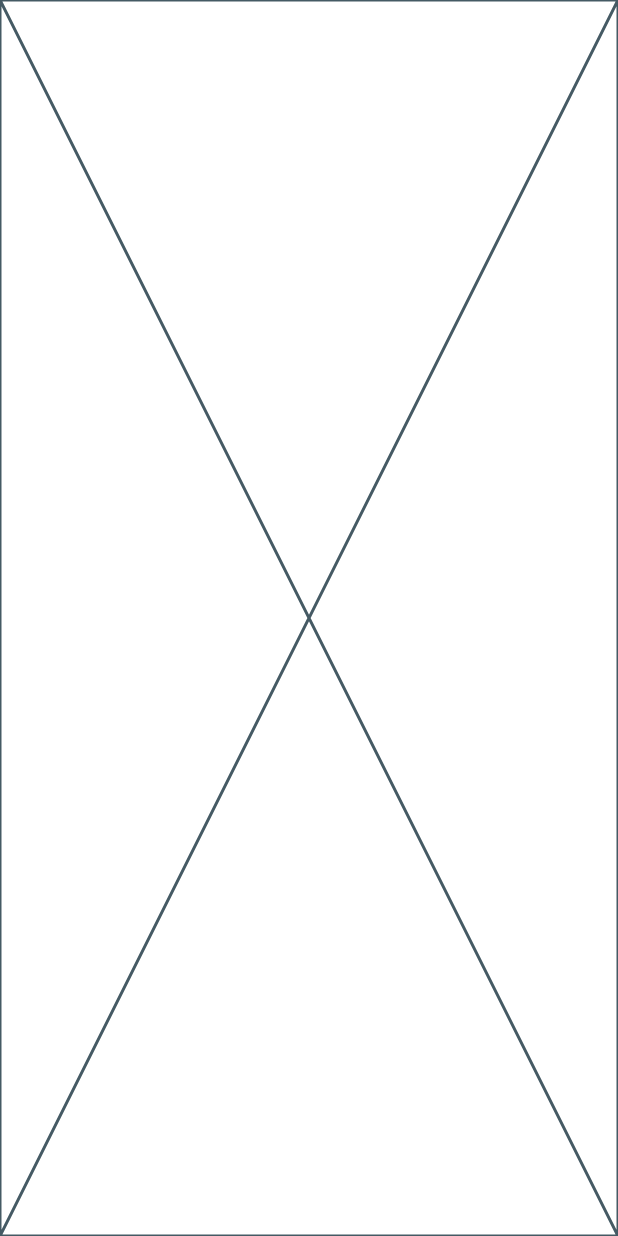
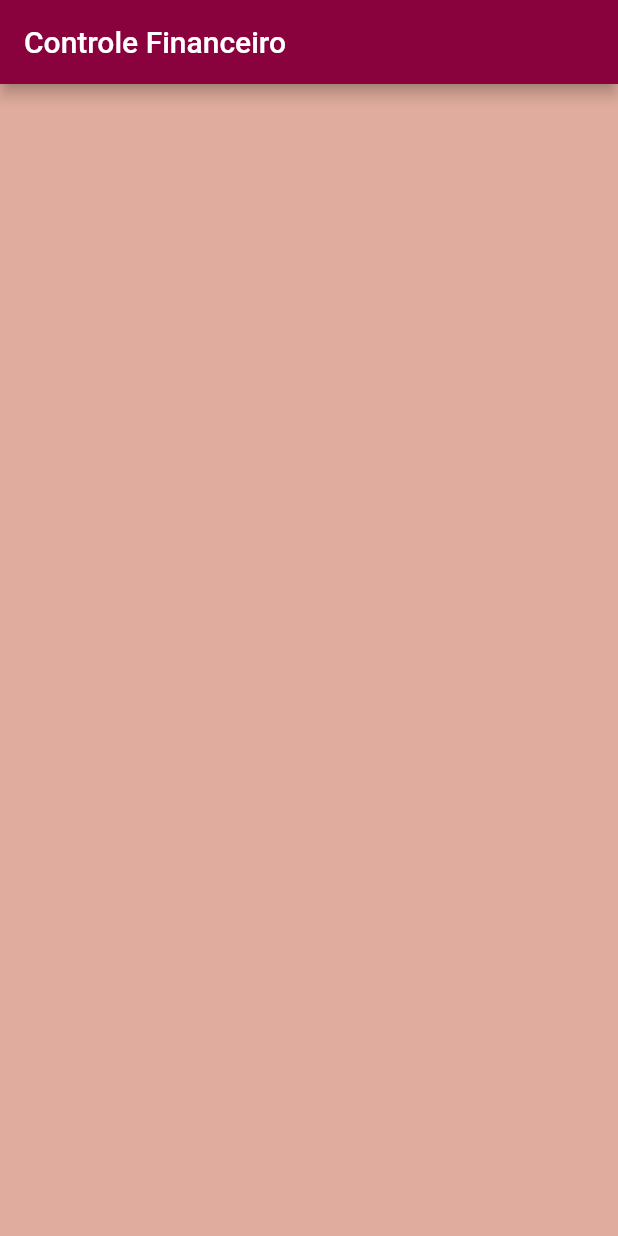
Before and after one commit to BerPGR/flutter-controle-financeiro, a Flutter app: the screen it shows after launch, on a phone screen of 412 x 824 dp. Run offline on Flutter 3.47's test engine with Material 2 defaults, Android fonts, the phone set to English and light mode, and no system bars; our stand-ins replace cloud_firestore, firebase_auth, firebase_core; accounts and stored records are empty.

```diff
--- /dev/null
+++ b/lib/colors/palette.dart
@@ -0,0 +1,6 @@
+import 'package:flutter/material.dart';
+
+class Palette {
+  static const Color appBarColor = Color(0xFF89023E);
+  static const Color scaffoldBackgroundCOlor = Color(0xFFE0AC9D);
+}
--- a/lib/main.dart
+++ b/lib/main.dart
@@ -1,3 +1,4 @@
+import 'package:controle/colors/palette.dart';
 import 'package:controle/widget_tree.dart';
 import 'package:flutter/material.dart';
 import 'package:firebase_core/firebase_core.dart';
@@ -15,10 +16,12 @@ class MyApp extends StatelessWidget {
   @override
   Widget build(BuildContext context) {
     return MaterialApp(
+      debugShowCheckedModeBanner: false,
       title: 'Flutter Demo',
       theme: ThemeData(
-        primarySwatch: Colors.blue,
-      ),
+          scaffoldBackgroundColor: Palette.scaffoldBackgroundCOlor,
+          primarySwatch: Colors.blue,
+          appBarTheme: AppBarTheme(backgroundColor: Palette.appBarColor)),
       home: WidgetTree(),
     );
   }
--- a/lib/pages/login_page.dart
+++ b/lib/pages/login_page.dart
@@ -1,3 +1,4 @@
+import 'package:flutter/material.dart';
 import 'package:flutter/src/widgets/framework.dart';
 import 'package:flutter/src/widgets/placeholder.dart';
 
@@ -9,8 +10,16 @@ class LoginPage extends StatefulWidget {
 }
 
 class _LoginPageState extends State<LoginPage> {
+  TextEditingController _emailController = TextEditingController();
+  TextEditingController _passwordController = TextEditingController();
+
   @override
   Widget build(BuildContext context) {
-    return const Placeholder();
+    return Scaffold(
+      appBar: AppBar(
+        title: Text('Controle Financeiro'),
+      ),
+      body: Container(),
+    );
   }
 }
```
Also changed, not shown: 1 other file.
